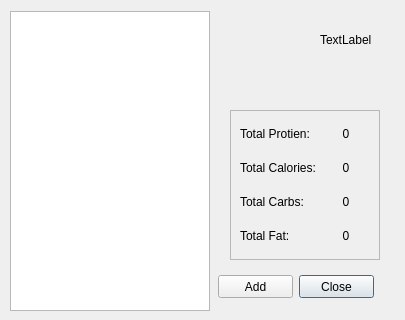
Old version of the form mealplanner/existingrecipe.ui in the repository escobaros-dos/mealplanner.
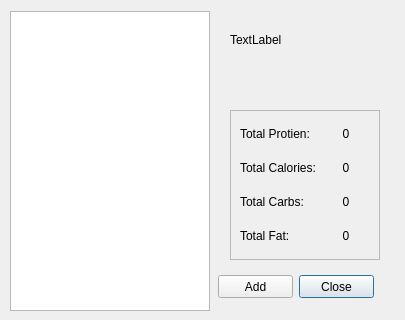
New version of the form.

Patch:
```diff
--- a/mealplanner/existingrecipe.ui
+++ b/mealplanner/existingrecipe.ui
@@ -28,9 +28,9 @@
   <widget class="QLabel" name="CurrentDateLabel">
    <property name="geometry">
     <rect>
-     <x>320</x>
+     <x>230</x>
      <y>30</y>
-     <width>71</width>
+     <width>161</width>
      <height>20</height>
     </rect>
    </property>
```
Left out of the diff: 2 changed lines with no effect on the pictures.
